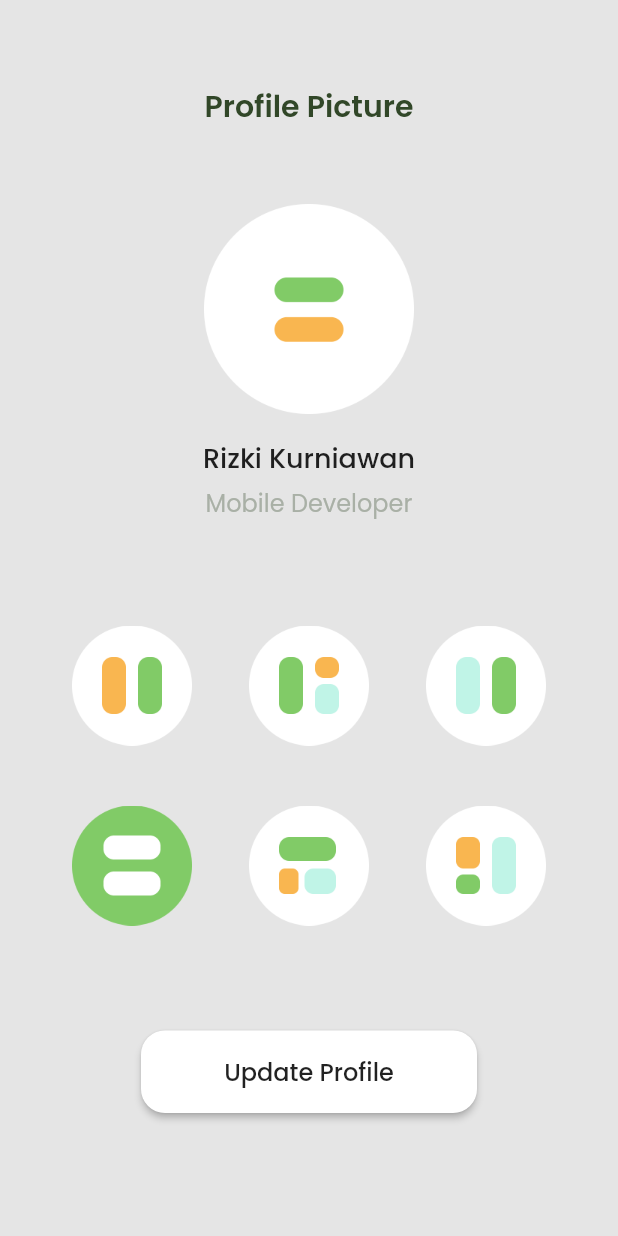
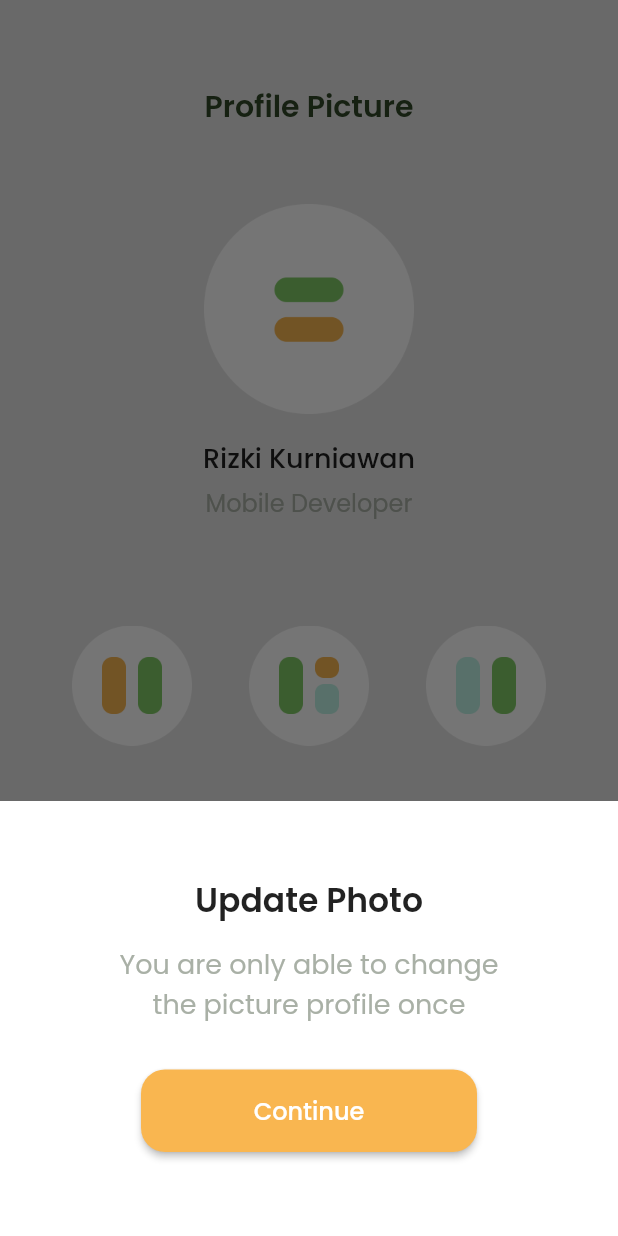
Before and after one commit to rizkikurniaa/flutter_basic, a Flutter app: the screen it shows after launch, after a tap on "Update Profile", on a phone screen of 412 x 824 dp. Run offline on Flutter 3.47's test engine with Material 2 defaults, Android fonts, the phone set to English and light mode, and no system bars; our stand-ins replace google_fonts.

Commit message:
Implemented modal bottomsheet

```diff
--- a/lib/pages/home_page.dart
+++ b/lib/pages/home_page.dart
@@ -88,7 +88,63 @@ class HomePage extends StatelessWidget {
                     shape: RoundedRectangleBorder(
                         borderRadius: BorderRadius.circular(16)),
                     color: whiteColor,
-                    onPressed: () {},
+                    onPressed: () {
+                      showModalBottomSheet(
+                          context: context,
+                          builder: (context) {
+                            return Container(
+                              height: 290,
+                              padding: EdgeInsets.symmetric(
+                                vertical: 50,
+                              ),
+                              color: whiteColor,
+                              child: Column(
+                                children: [
+                                  Text(
+                                    'Update Photo',
+                                    style: TextStyle(
+                                      fontSize: 22,
+                                      fontWeight: FontWeight.w600,
+                                    ),
+                                  ),
+                                  SizedBox(
+                                    height: 12,
+                                  ),
+                                  Text(
+                                    'You are only able to change\nthe picture profile once',
+                                    style: TextStyle(
+                                      color: greyColor,
+                                      fontSize: 18,
+                                    ),
+                                    textAlign: TextAlign.center,
+                                  ),
+                                  SizedBox(
+                                    height: 30,
+                                  ),
+                                  Container(
+                                    width: 224,
+                                    height: 55,
+                                    child: RaisedButton(
+                                      shape: RoundedRectangleBorder(
+                                          borderRadius:
+                                              BorderRadius.circular(16)),
+                                      color: orangeColor,
+                                      onPressed: () {},
+                                      child: Text(
+                                        'Continue',
+                                        style: TextStyle(
+                                          color: whiteColor,
+                                          fontSize: 16,
+                                          fontWeight: FontWeight.w500,
+                                        ),
+                                      ),
+                                    ),
+                                  )
+                                ],
+                              ),
+                            );
+                          });
+                    },
                     child: Text(
                       'Update Profile',
                       style: TextStyle(
```
